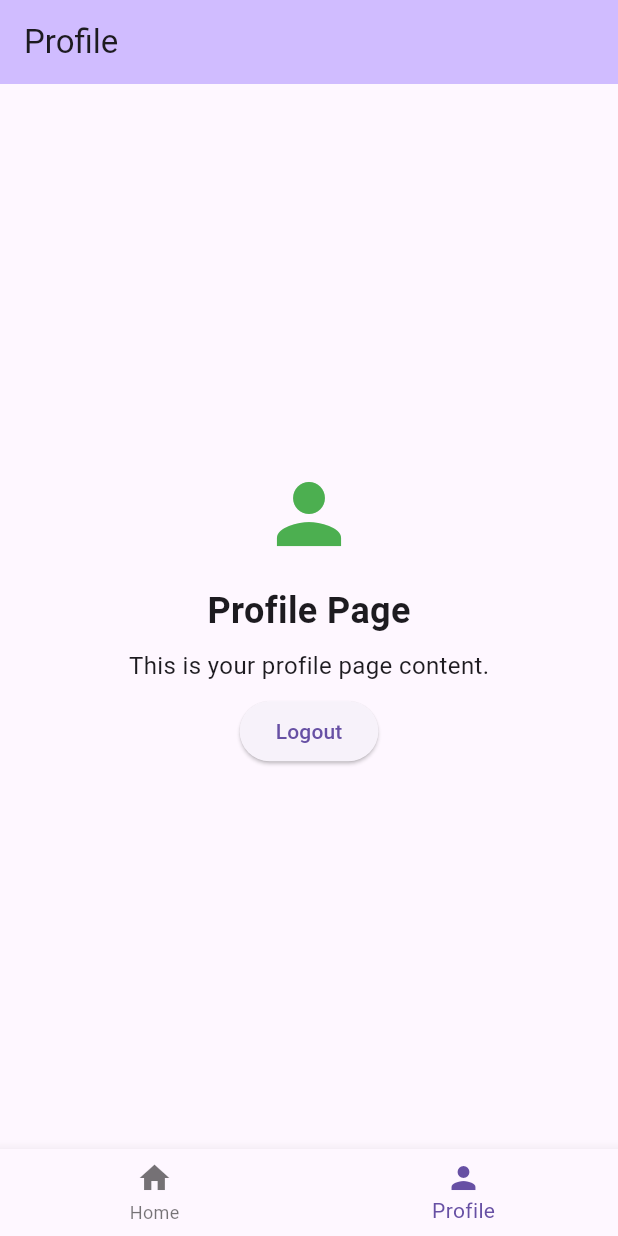
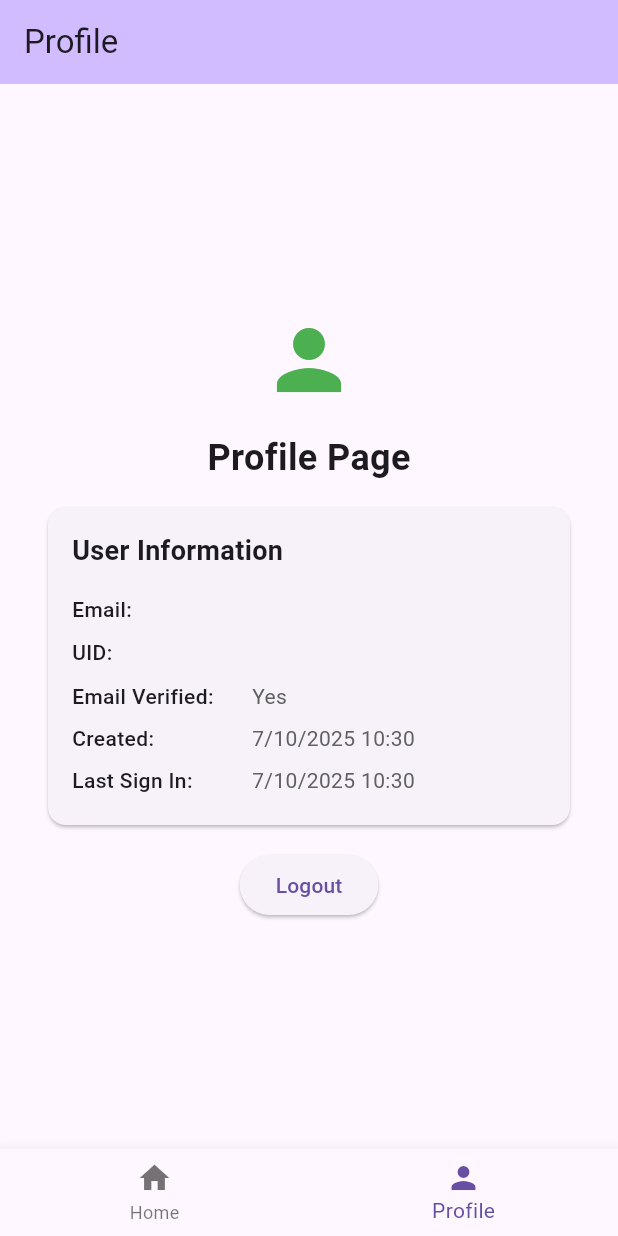
Before and after one commit to ItsMikeyy/fitness_app, a Flutter app: the screen it shows once a user with an empty profile is signed in, item 2 of the bottom bar chosen, on a phone screen of 412 x 824 dp. Run offline on Flutter 3.47's test engine with Material 3 defaults, Android fonts, the phone set to English and light mode, and no system bars; our stand-ins replace firebase_auth, firebase_core; accounts and stored records are empty.

Commit message:
profile page

```diff
--- a/lib/screens/auth/auth_layout.dart
+++ b/lib/screens/auth/auth_layout.dart
@@ -1,5 +1,5 @@
 import 'package:flutter/material.dart';
-import 'package:nutrition/screens/dashboard.dart/dashboard_screen.dart';
+import 'package:nutrition/screens/dashboard/dashboard_screen.dart';
 import 'package:nutrition/screens/loading/loading_screen.dart';
 import 'package:nutrition/screens/start_screen.dart';
 import 'package:nutrition/services/firebase_auth.dart';
--- a/lib/screens/profile/profile_screen.dart
+++ b/lib/screens/profile/profile_screen.dart
@@ -1,11 +1,15 @@
 import 'package:flutter/material.dart';
 import 'package:nutrition/services/firebase_auth.dart';
+import 'package:firebase_auth/firebase_auth.dart';
 
 class ProfilePage extends StatelessWidget {
   const ProfilePage({super.key});
 
   @override
   Widget build(BuildContext context) {
+    final authService = AuthService();
+    final user = authService.currentUser;
+
     return Center(
       child: Column(
         mainAxisAlignment: MainAxisAlignment.center,
@@ -16,18 +20,81 @@ class ProfilePage extends StatelessWidget {
             "Profile Page",
             style: TextStyle(fontSize: 24, fontWeight: FontWeight.bold),
           ),
-          SizedBox(height: 8),
-          Text(
-            "This is your profile page content.",
-            style: TextStyle(fontSize: 16),
-          ),
-          SizedBox(height: 8),
+          SizedBox(height: 16),
+          // Display user information
+          if (user != null) ...[
+            Card(
+              margin: EdgeInsets.symmetric(horizontal: 32),
+              child: Padding(
+                padding: EdgeInsets.all(16),
+                child: Column(
+                  crossAxisAlignment: CrossAxisAlignment.start,
+                  children: [
+                    Text(
+                      "User Information",
+                      style: TextStyle(
+                        fontSize: 18,
+                        fontWeight: FontWeight.bold,
+                      ),
+                    ),
+                    SizedBox(height: 12),
+                    _buildUserInfoRow("Email", user.email ?? "No email"),
+                    _buildUserInfoRow("UID", user.uid),
+                    _buildUserInfoRow(
+                      "Email Verified",
+                      user.emailVerified ? "Yes" : "No",
+                    ),
+                    _buildUserInfoRow(
+                      "Created",
+                      _formatDate(user.metadata.creationTime),
+                    ),
+                    _buildUserInfoRow(
+                      "Last Sign In",
+                      _formatDate(user.metadata.lastSignInTime),
+                    ),
+                  ],
+                ),
+              ),
+            ),
+          ] else ...[
+            Text(
+              "No user signed in",
+              style: TextStyle(fontSize: 16, color: Colors.red),
+            ),
+          ],
+          SizedBox(height: 16),
           ElevatedButton(onPressed: _onLogOut, child: Text("Logout")),
         ],
       ),
     );
   }
 
+  Widget _buildUserInfoRow(String label, String value) {
+    return Padding(
+      padding: EdgeInsets.symmetric(vertical: 4),
+      child: Row(
+        crossAxisAlignment: CrossAxisAlignment.start,
+        children: [
+          SizedBox(
+            width: 120,
+            child: Text(
+              "$label:",
+              style: TextStyle(fontWeight: FontWeight.w500),
+            ),
+          ),
+          Expanded(
+            child: Text(value, style: TextStyle(color: Colors.grey[700])),
+          ),
+        ],
+      ),
+    );
+  }
+
+  String _formatDate(DateTime? date) {
+    if (date == null) return "Unknown";
+    return "${date.day}/${date.month}/${date.year} ${date.hour}:${date.minute.toString().padLeft(2, '0')}";
+  }
+
   void _onLogOut() async {
     await AuthService().signOut();
   }
```
Also changed, not shown: lib/screens/dashboard/dashboard_screen.dart (renamed from lib/screens/dashboard.dart/dashboard_screen.dart).
